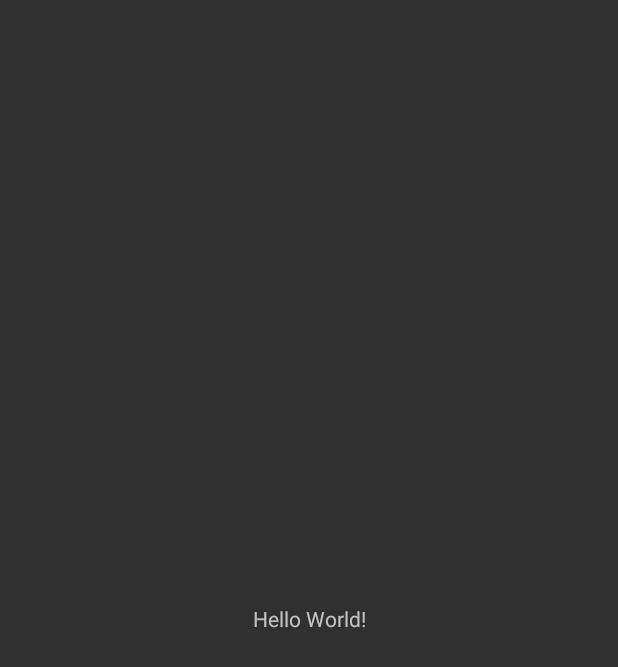
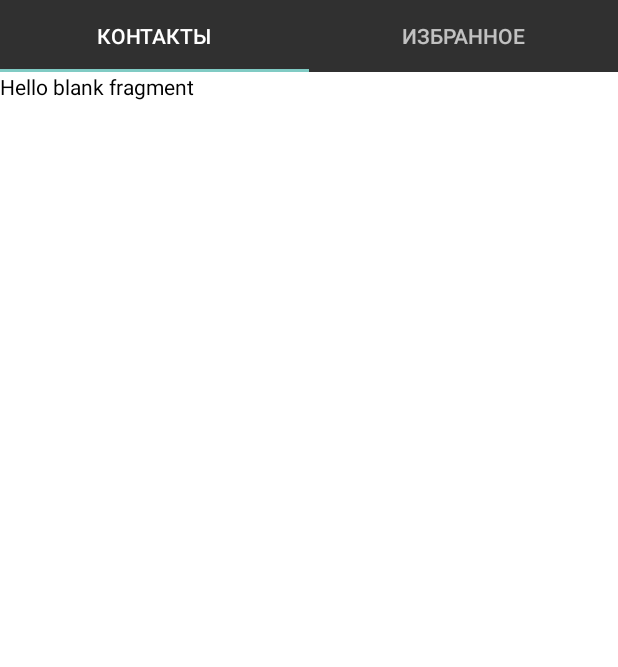
Before and after one commit to hasanBanan/phonebook, an Android app: the screen it shows after launch (MainActivity), on a phone screen of 412 x 824 dp. Before the commit the part shown is almost empty. Shown: the top 667 px of the screen. Run offline under Robolectric (Android 15) with nearby library versions, the phone set to English and light mode, and no system bars.

Commit message:
load contacts && permissions

```diff
--- a/app/build.gradle
+++ b/app/build.gradle
@@ -20,7 +20,8 @@ android {
 
 dependencies {
     implementation fileTree(dir: 'libs', include: ['*.jar'])
-    implementation 'com.android.support:appcompat-v7:28.0.0'
+    implementation 'com.android.support:support-v4:28.0.0'
+    implementation 'com.android.support:design:28.0.0'
     implementation 'com.android.support.constraint:constraint-layout:1.1.3'
     testImplementation 'junit:junit:4.12'
     androidTestImplementation 'com.android.support.test:runner:1.0.2'
--- a/app/src/main/AndroidManifest.xml
+++ b/app/src/main/AndroidManifest.xml
@@ -1,6 +1,9 @@
 <?xml version="1.0" encoding="utf-8"?>
 <manifest xmlns:android="http://schemas.android.com/apk/res/android"
     package="com.example.phonebook">
+
+    <uses-permission android:name="android.permission.READ_CONTACTS" />
+    <uses-permission android:name="android.permission.WRITE_CONTACTS" />
 
     <application
         android:allowBackup="true"
--- /dev/null
+++ b/app/src/main/java/com/example/phonebook/presenter/contacts/ContactsListContract.java
@@ -0,0 +1,26 @@
+package com.example.phonebook.presenter.contacts;
+
+import android.content.Context;
+
+import java.util.List;
+
+public interface ContactsListContract {
+
+    interface View{
+        void showProgressBar(Boolean show);
+
+        void loadData();
+
+        void showList(List<String> contacts);
+    }
+
+    interface Presenter{
+        void initView(ContactsListContract.View view);
+
+        void getContacts();
+
+        void loadData(Context context);
+
+        void destroy();
+    }
+}
--- /dev/null
+++ b/app/src/main/java/com/example/phonebook/presenter/contacts/ContactsListFragment.java
@@ -0,0 +1,76 @@
+package com.example.phonebook.presenter.contacts;
+
+
+import android.Manifest;
+import android.content.pm.PackageManager;
+import android.os.Bundle;
+import android.support.annotation.NonNull;
+import android.support.annotation.Nullable;
+import android.support.v4.app.Fragment;
+import android.util.Log;
+import android.view.LayoutInflater;
+import android.view.View;
+import android.view.ViewGroup;
+import android.widget.Toast;
+
+import com.example.phonebook.R;
+import com.example.phonebook.presenter.tabbed.MyFragmentPagerAdapter;
+
+import java.util.List;
+
+/**
+ * A simple {@link Fragment} subclass.
+ */
+public class ContactsListFragment extends Fragment implements ContactsListContract.View {
+
+    ContactsListContract.Presenter mPresenter;
+    private static final int PERMISSIONS_REQUEST_READ_CONTACTS = 100;
+
+    @Override
+    public void onCreate(@Nullable Bundle savedInstanceState) {
+        super.onCreate(savedInstanceState);
+
+        mPresenter = new ContactsListPresenter();
+        mPresenter.initView(this);
+        loadData();
+    }
+
+    @Override
+    public View onCreateView(LayoutInflater inflater, ViewGroup container,
+                             Bundle savedInstanceState) {
+
+        // Inflate the layout for this fragment
+        return inflater.inflate(R.layout.fragment_contacts_list, container, false);
+    }
+
+    @Override
+    public void showProgressBar(Boolean show) {
+        Log.d(this.getTag(), "showProgressBar");
+
+    }
+
+    @Override
+    public void loadData() {
+        if (android.os.Build.VERSION.SDK_INT >= android.os.Build.VERSION_CODES.M && getContext().checkSelfPermission(Manifest.permission.READ_CONTACTS) != PackageManager.PERMISSION_GRANTED) {
+            requestPermissions(new String[]{Manifest.permission.READ_CONTACTS}, PERMISSIONS_REQUEST_READ_CONTACTS);
+        } else {
+            mPresenter.loadData(this.getContext());
+        }
+    }
+
+    @Override
+    public void onRequestPermissionsResult(int requestCode, @NonNull String[] permissions, @NonNull int[] grantResults) {
+        if (requestCode == PERMISSIONS_REQUEST_READ_CONTACTS) {
+            if (grantResults.length > 0 && grantResults[0] == PackageManager.PERMISSION_GRANTED) {
+                mPresenter.loadData(this.getContext());
+            } else {
+                Toast.makeText(this.getContext(), "Нет доступа к контактам", Toast.LENGTH_SHORT).show();
+            }
+        }
+    }
+
+    @Override
+    public void showList(List<String> contacts) {
+        Log.d(this.getTag(), "showList");
+    }
+}
--- /dev/null
+++ b/app/src/main/java/com/example/phonebook/presenter/contacts/ContactsListPresenter.java
@@ -0,0 +1,60 @@
+package com.example.phonebook.presenter.contacts;
+
+import android.content.ContentResolver;
+import android.content.Context;
+import android.database.Cursor;
+import android.provider.ContactsContract;
+import android.util.Log;
+
+public class ContactsListPresenter implements ContactsListContract.Presenter {
+
+    private ContactsListContract.View view;
+
+    @Override
+    public void initView(ContactsListContract.View view) {
+        this.view = view;
+    }
+
+    @Override
+    public void getContacts() {
+
+    }
+
+    @Override
+    public void loadData(Context context) {
+        ContentResolver cr = context.getContentResolver();
+        Cursor cur = cr.query(ContactsContract.Contacts.CONTENT_URI,
+                null, null, null, null);
+
+        if ((cur != null ? cur.getCount() : 0) > 0) {
+            while (cur != null && cur.moveToNext()) {
+                String id = cur.getString(
+                        cur.getColumnIndex(ContactsContract.Contacts._ID));
+                String name = cur.getString(cur.getColumnIndex(
+                        ContactsContract.Contacts.DISPLAY_NAME));
+
+                if (cur.getInt(cur.getColumnIndex(
+                        ContactsContract.Contacts.HAS_PHONE_NUMBER)) > 0) {
+                    Cursor pCur = cr.query(
+                            ContactsContract.CommonDataKinds.Phone.CONTENT_URI,
+                            null,
+                            ContactsContract.CommonDataKinds.Phone.CONTACT_ID + " = ?",
+                            new String[]{id}, null);
+                    while (pCur.moveToNext()) {
+                        String phoneNo = pCur.getString(pCur.getColumnIndex(
+                                ContactsContract.CommonDataKinds.Phone.NUMBER));
+                        Log.i("loadData", "Name: " + name);
+                        Log.i("loadData", "Phone Number: " + phoneNo);
+                    }
+                    pCur.close();
+                }
+            }
+        }
+        if(cur!=null){
+            cur.close();
+        }
+    }
+
+    @Override
+    public void destroy() {}
+}
--- a/app/src/main/java/com/example/phonebook/presenter/main/MainActivity.java
+++ b/app/src/main/java/com/example/phonebook/presenter/main/MainActivity.java
@@ -4,13 +4,19 @@ import android.support.v7.app.AppCompatActivity;
 import android.os.Bundle;
 
 import com.example.phonebook.R;
+import com.example.phonebook.presenter.tabbed.TabbedFragment;
 
-public class MainActivity extends AppCompatActivity implements MainActivityContract.View{
+public class MainActivity extends AppCompatActivity{
 
     @Override
     protected void onCreate(Bundle savedInstanceState) {
         super.onCreate(savedInstanceState);
         setContentView(R.layout.activity_main);
+
+        getSupportFragmentManager().beginTransaction()
+                .add(R.id.fragment_container, new TabbedFragment())
+                .commit();
+
     }
 
 }
--- /dev/null
+++ b/app/src/main/java/com/example/phonebook/presenter/tabbed/MyFragmentPagerAdapter.java
@@ -0,0 +1,56 @@
+package com.example.phonebook.presenter.tabbed;
+
+import android.content.Context;
+import android.support.v4.app.Fragment;
+import android.support.v4.app.FragmentManager;
+import android.support.v4.app.FragmentPagerAdapter;
+
+import com.example.phonebook.R;
+import com.example.phonebook.presenter.contacts.ContactsListFragment;
+
+public class MyFragmentPagerAdapter extends FragmentPagerAdapter {
+
+    private Context mContext;
+
+    public MyFragmentPagerAdapter(Context context, FragmentManager fm) {
+        super(fm);
+        mContext = context;
+    }
+
+    // This determines the fragment for each tab
+    @Override
+    public Fragment getItem(int position) {
+        switch (position) {
+            case 0:
+                return new ContactsListFragment();
+            case 1:
+                return new ContactsListFragment();
+            default:
+                return null;
+        }
+    }
+
+    // This determines the number of tabs
+    @Override
+    public int getCount() {
+        return 2;
+    }
+
+    // This determines the title for each tab
+    @Override
+    public CharSequence getPageTitle(int position) {
+        // Generate title based on item position
+        switch (position) {
+            case 0:
+                return "Контакты";
+            case 1:
+                return "Избранное";
+            default:
+                return null;
+        }
+    }
+
+    enum TypeList {
+        ALL, ELECT
+    }
+}
--- /dev/null
+++ b/app/src/main/java/com/example/phonebook/presenter/tabbed/TabbedFragment.java
@@ -0,0 +1,41 @@
+package com.example.phonebook.presenter.tabbed;
+
+
+import android.os.Bundle;
+import android.support.annotation.Nullable;
+import android.support.design.widget.TabLayout;
+import android.support.v4.app.Fragment;
+import android.support.v4.view.ViewPager;
+import android.view.LayoutInflater;
+import android.view.View;
+import android.view.ViewGroup;
+import android.widget.TextView;
+
+import com.example.phonebook.R;
+
+
+public class TabbedFragment extends Fragment {
+
+
+    @Override
+    public void onCreate(@Nullable Bundle savedInstanceState) {
+        super.onCreate(savedInstanceState);
+    }
+
+    @Override
+    public View onCreateView(LayoutInflater inflater, ViewGroup container,
+                             Bundle savedInstanceState) {
+        View view = inflater.inflate(R.layout.fragment_tabbed, container, false);
+
+        ViewPager viewPager = view.findViewById(R.id.viewpager);
+
+        MyFragmentPagerAdapter adapter = new MyFragmentPagerAdapter(this.getContext(), getFragmentManager());
+        viewPager.setAdapter(adapter);
+
+        TabLayout tabLayout = view.findViewById(R.id.sliding_tabs);
+        tabLayout.setupWithViewPager(viewPager);
+
+        return view;
+    }
+
+}
--- a/app/src/main/res/layout/activity_main.xml
+++ b/app/src/main/res/layout/activity_main.xml
@@ -1,18 +1,5 @@
 <?xml version="1.0" encoding="utf-8"?>
-<android.support.constraint.ConstraintLayout xmlns:android="http://schemas.android.com/apk/res/android"
-    xmlns:app="http://schemas.android.com/apk/res-auto"
-    xmlns:tools="http://schemas.android.com/tools"
+<FrameLayout xmlns:android="http://schemas.android.com/apk/res/android"
+    android:id="@+id/fragment_container"
     android:layout_width="match_parent"
-    android:layout_height="match_parent"
-    tools:context=".presenter.main.MainActivity">
-
-    <TextView
-        android:layout_width="wrap_content"
-        android:layout_height="wrap_content"
-        android:text="Hello World!"
-        app:layout_constraintBottom_toBottomOf="parent"
-        app:layout_constraintLeft_toLeftOf="parent"
-        app:layout_constraintRight_toRightOf="parent"
-        app:layout_constraintTop_toTopOf="parent" />
-
-</android.support.constraint.ConstraintLayout>
+    android:layout_height="match_parent" />
--- /dev/null
+++ b/app/src/main/res/layout/fragment_contacts_list.xml
@@ -0,0 +1,15 @@
+<?xml version="1.0" encoding="utf-8"?>
+<FrameLayout xmlns:android="http://schemas.android.com/apk/res/android"
+    xmlns:tools="http://schemas.android.com/tools"
+    android:layout_width="match_parent"
+    android:layout_height="match_parent"
+    tools:context=".presenter.contacts.ContactsListFragment">
+
+    <!-- TODO: Update blank fragment layout -->
+    <TextView
+        android:layout_width="match_parent"
+        android:layout_height="match_parent"
+        android:textColor="#000000"
+        android:text="@string/hello_blank_fragment" />
+
+</FrameLayout>
--- /dev/null
+++ b/app/src/main/res/layout/fragment_tabbed.xml
@@ -0,0 +1,20 @@
+<?xml version="1.0" encoding="utf-8"?>
+<LinearLayout xmlns:android="http://schemas.android.com/apk/res/android"
+    xmlns:app="http://schemas.android.com/apk/res-auto"
+    android:layout_width="match_parent"
+    android:layout_height="match_parent"
+    android:orientation="vertical">
+
+    <android.support.design.widget.TabLayout
+        android:id="@+id/sliding_tabs"
+        android:layout_width="match_parent"
+        android:layout_height="wrap_content"
+        app:tabMode="fixed" />
+
+    <android.support.v4.view.ViewPager
+        android:id="@+id/viewpager"
+        android:layout_width="match_parent"
+        android:layout_height="match_parent"
+        android:background="@android:color/white" />
+
+</LinearLayout>
--- a/app/src/main/res/values/strings.xml
+++ b/app/src/main/res/values/strings.xml
@@ -1,3 +1,6 @@
 <resources>
     <string name="app_name">PhoneBook</string>
+
+    <!-- TODO: Remove or change this placeholder text -->
+    <string name="hello_blank_fragment">Hello blank fragment</string>
 </resources>
```
